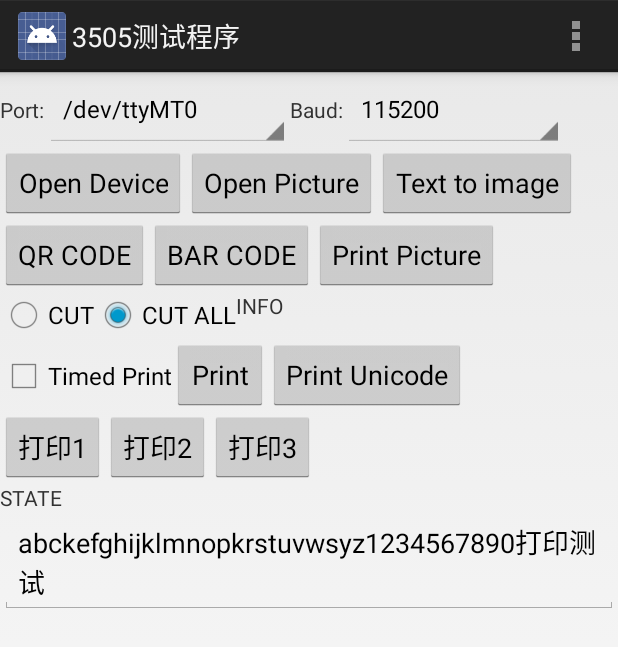
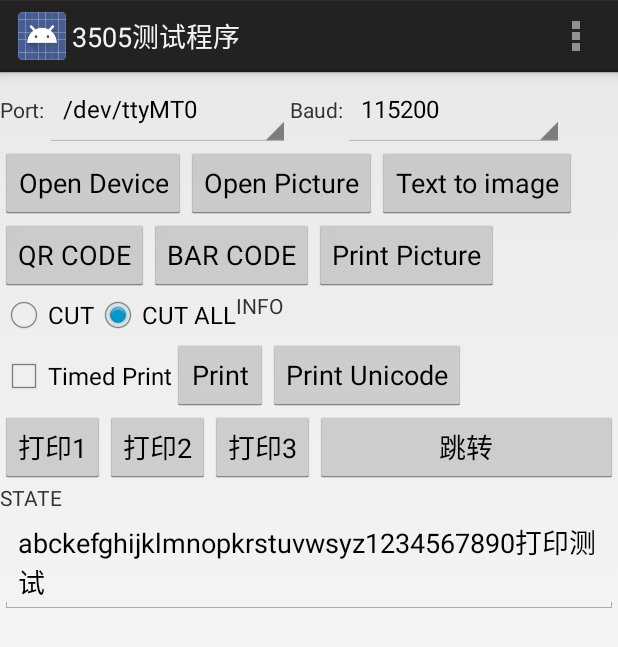
Before and after one commit to liuxx532/printer, an Android app: the PrinterActivity screen opened directly, with no data from a screen before it, on a phone screen of 412 x 824 dp. Shown: the top 647 px of the screen. Run offline under Robolectric (Android 15) with nearby library versions, the phone set to English and light mode, and no system bars; pictures from the network do not load; 1 statement that could not run was skipped.

Commit message:
print success

```diff
--- a/app/src/main/AndroidManifest.xml
+++ b/app/src/main/AndroidManifest.xml
@@ -51,7 +51,7 @@
             <!--</intent-filter>-->
         <!--</activity>-->
         <activity
-            android:name="com.smartdevice.testd3505.ProjectSelectActivity"
+            android:name="com.smartdevice.testd3505.MainActivity"
             android:label="@string/app_name" >
             <intent-filter>
                 <action android:name="android.intent.action.MAIN" />
@@ -79,6 +79,8 @@
         <activity android:name="com.smartdevice.testd3505.SerialPortSettingActivity" >
         </activity>
         <activity android:name="com.smartdevice.testd3505.DeviceInfoActivity" >
+        </activity>
+        <activity android:name="com.smartdevice.testd3505.ProjectSelectActivity" >
         </activity>
         <activity
             android:name="com.smartdevice.testd3505.ZBarScannerActivity"
--- a/app/src/main/java/com/smartdevice/testd3505/PrinterActivity.java
+++ b/app/src/main/java/com/smartdevice/testd3505/PrinterActivity.java
@@ -113,7 +113,7 @@ public class PrinterActivity extends Activity implements OnClickListener, OnItem
 	private int baudrate = 115200;// 38400
 	private boolean close_printer = true;
 
-	private Button btnPrintModel1, btnPrintModel2, btnPrintModel3;
+	private Button btnPrintModel1, btnPrintModel2, btnPrintModel3, btnPrintJump;
 
 	Handler mhandler = new Handler() {
 		public void handleMessage(Message msg) {
@@ -281,6 +281,7 @@ public class PrinterActivity extends Activity implements OnClickListener, OnItem
 		btnPrintModel1 = (Button) findViewById(R.id.btnPrintModel1);
 		btnPrintModel2 = (Button) findViewById(R.id.btnPrintModel2);
 		btnPrintModel3 = (Button) findViewById(R.id.btnPrintModel3);
+		btnPrintJump = (Button) findViewById(R.id.btnPrintJump);
 		btnOpenPic = (Button) findViewById(R.id.btnOpenPic);
 		btnPrintPic = (Button) findViewById(R.id.btnPrintPic);
 		checkBoxAuto = (CheckBox) findViewById(R.id.checkBoxTimer);
@@ -297,6 +298,7 @@ public class PrinterActivity extends Activity implements OnClickListener, OnItem
 		btnPrintModel1.setOnClickListener(this);
 		btnPrintModel2.setOnClickListener(this);
 		btnPrintModel3.setOnClickListener(this);
+		btnPrintJump.setOnClickListener(this);
 		btnOpenDevice.setOnClickListener(this);
 		btnQrCode.setOnClickListener(this);
 		btnWordToPic.setOnClickListener(this);
@@ -579,11 +581,23 @@ public class PrinterActivity extends Activity implements OnClickListener, OnItem
 			printPurcase(false, true);
 			break;
 
+		case R.id.btnPrintJump:
+			// 打印模板三 print mode three
+			jump2Select();
+			break;
+
 		default:
 			break;
 		}
 
 	}
+
+	private void jump2Select(){
+		Intent intent = new Intent();
+		intent.addFlags(Intent.FLAG_ACTIVITY_REORDER_TO_FRONT);
+		intent.setClass(PrinterActivity.this, ProjectSelectActivity.class);
+		startActivity(intent);
+	};
 
 	private void printPurcase(boolean hasStartPic, boolean hasEndPic) {
 		SupermakerBill bill = PrinterHelper.getInstance(this).getSupermakerBill(hasStartPic, hasEndPic);
--- a/app/src/main/java/com/smartdevice/testd3505/ProjectSelectActivity.java
+++ b/app/src/main/java/com/smartdevice/testd3505/ProjectSelectActivity.java
@@ -17,6 +17,7 @@ import android.widget.Button;
 import android.widget.Spinner;
 import android.widget.Toast;
 
+import com.smartdevicesdk.adapter.SpinnerManage;
 import com.smartdevicesdk.printer.PrinterClassSerialPort3505;
 import com.smartdevicesdk.printer.PrinterCommand;
 
@@ -72,6 +73,11 @@ public class ProjectSelectActivity extends Activity {
         printerBtn = (Button) findViewById(R.id.printerBtn);
 
         setOnClick();
+
+        // 获取当前默认的打印机的串口和波特率
+        //get the default printer serial port and baud rate
+        device = MainActivity.devInfo.getPrinterSerialport();
+        baudrate = MainActivity.devInfo.getPrinterBaudrate();
 
         // 初始化打印类 Initialization print class
         printerClass = new PrinterClassSerialPort3505(device, baudrate, mhandler);
--- a/app/src/main/res/layout/activity_printer.xml
+++ b/app/src/main/res/layout/activity_printer.xml
@@ -177,6 +177,13 @@
                 android:layout_height="wrap_content"
                 android:text="打印3" />
 
+            <Button
+                android:id="@+id/btnPrintJump"
+                android:layout_width="wrap_content"
+                android:layout_height="wrap_content"
+                android:layout_weight="1"
+                android:text="跳转" />
+
         </LinearLayout>
 
         <ScrollView
```
Also changed, not shown: 51 other files.
